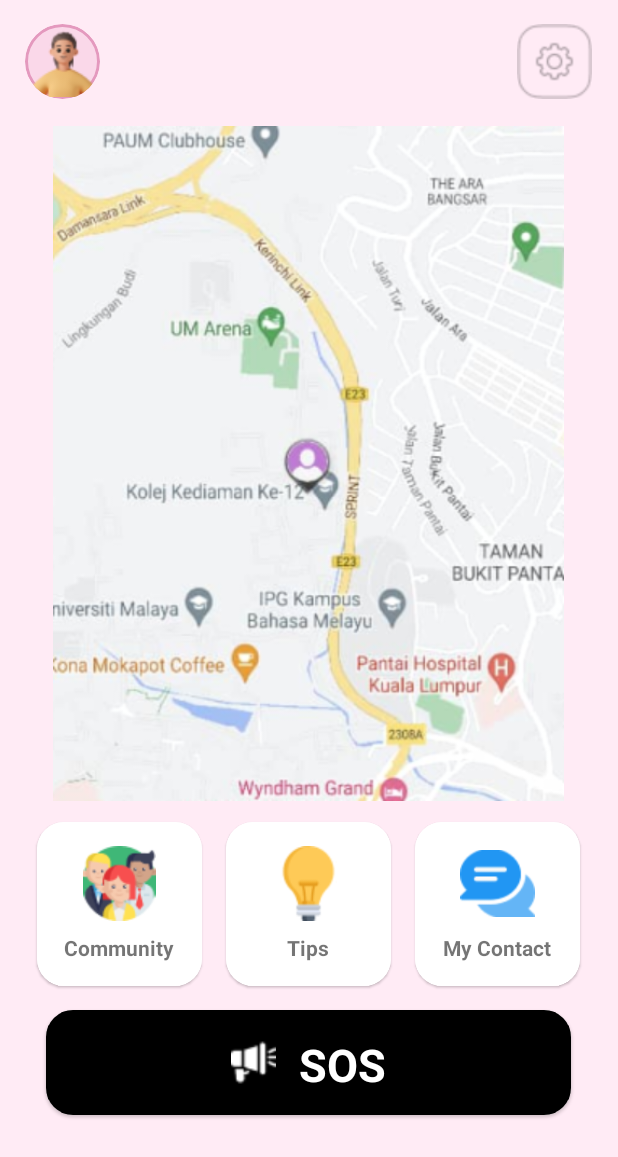
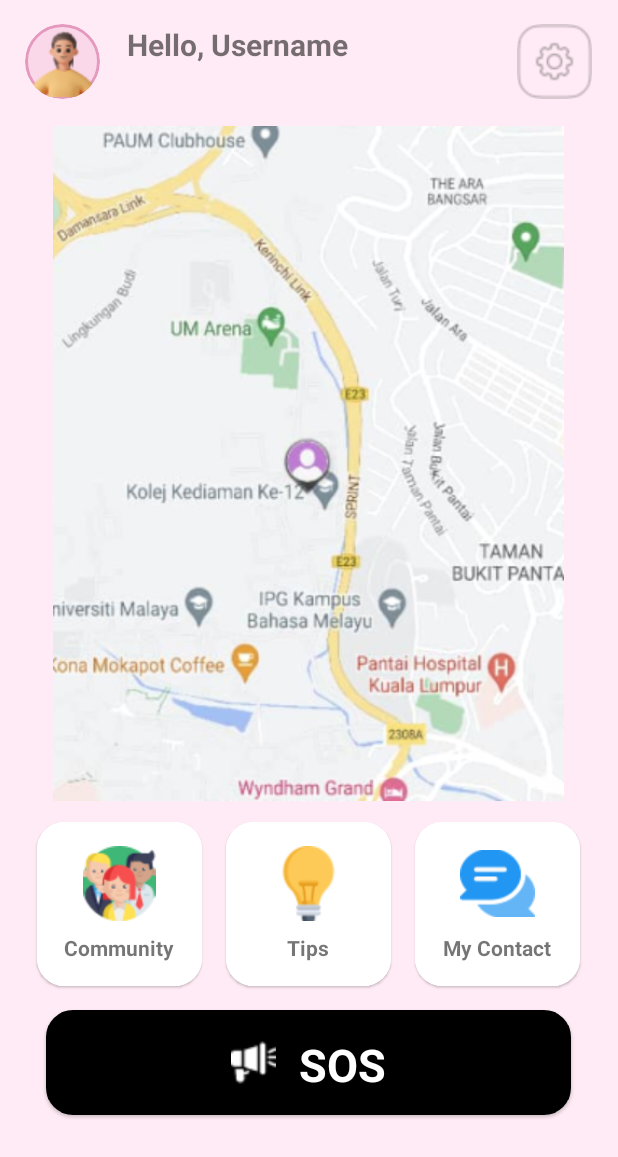
Before and after one commit to Churippo/SHE_SAFE, an Android app: the screen it shows after launch once a user with an empty profile is signed in (MainActivity), on a phone screen of 412 x 824 dp. Shown: the top 1157 px of the screen. Run offline under Robolectric (Android 15) with nearby library versions, the phone set to English and light mode, and no system bars; our stand-ins replace Firebase (no records; nobody signed in at launch, a user with empty details on screens opened directly).

Commit message:
post+name

```diff
--- a/app/src/main/AndroidManifest.xml
+++ b/app/src/main/AndroidManifest.xml
@@ -7,8 +7,6 @@
     <uses-permission android:name="android.permission.ACCESS_FINE_LOCATION" />
     <uses-permission android:name="android.permission.CALL_PHONE" />
     <uses-permission android:name="android.permission.SEND_SMS" />
-    <uses-permission android:name="android.permission.MANAGE_EXTERNAL_STORAGE"/>
-
     <application
         android:allowBackup="true"
         android:dataExtractionRules="@xml/data_extraction_rules"
--- a/app/src/main/java/com/example/she_safe/MainActivity.java
+++ b/app/src/main/java/com/example/she_safe/MainActivity.java
@@ -6,9 +6,11 @@
 import android.widget.ImageView;
 import android.widget.TextView;
 
+import androidx.annotation.NonNull;
 import androidx.appcompat.app.AppCompatActivity;
 
 import com.bumptech.glide.Glide;
+import com.google.android.gms.tasks.OnFailureListener;
 import com.google.android.gms.tasks.OnSuccessListener;
 import com.google.firebase.auth.FirebaseAuth;
 import com.google.firebase.auth.FirebaseUser;
@@ -20,6 +22,8 @@
 
     private FirebaseUser firebaseUser;
     private TextView usernameTextView;
+    private ImageView profilePictureImageView;
+    private TextView locationTextView;
 
     @Override
     protected void onCreate(Bundle savedInstanceState) {
@@ -27,16 +31,15 @@
         setContentView(R.layout.activity_main);
 
         // Initialize views
-        ImageView profilePictureImageView = findViewById(R.id.profilePictureImageView);
+        profilePictureImageView = findViewById(R.id.profilePictureImageView);
         ImageView iconMap = findViewById(R.id.iconMap);
-        TextView locationTextView = findViewById(R.id.locationTextView);
+        locationTextView = findViewById(R.id.locationTextView);
         ImageView settingImageView = findViewById(R.id.settingImageView);
         ImageView imageView1 = findViewById(R.id.imageView1);
         ImageView imageView2 = findViewById(R.id.imageView2);
         ImageView imageView3 = findViewById(R.id.imageView3);
         ImageView imageView4 = findViewById(R.id.imageView4);
         ImageView imageView7 = findViewById(R.id.imageView7);
-
 
         // Set images for the ImageViews
         iconMap.setImageResource(R.drawable.location);
@@ -47,18 +50,17 @@
         imageView4.setImageResource(R.drawable.messages);
         imageView7.setImageResource(R.drawable.sos);
 
-
+        // Initialize other variables
         usernameTextView = findViewById(R.id.usernameTextView);
         firebaseUser = FirebaseAuth.getInstance().getCurrentUser();
 
-        if (firebaseUser!=null) {
-            usernameTextView.setText(firebaseUser.getDisplayName());
-        }else{
-            usernameTextView.setText("Login Failed");
+        if (firebaseUser != null) {
+            loadUserData();
+        } else {
+            usernameTextView.setText("User not authenticated");
         }
+
         locationTextView.setText("KK12, Petaling Jaya");
-
-        loadUserProfilePicture(profilePictureImageView);
 
         profilePictureImageView.setOnClickListener(new View.OnClickListener() {
             @Override
@@ -107,22 +109,36 @@
         });
     }
 
-    private void loadUserProfilePicture(ImageView profilePictureImageView) {
+    private void loadUserData() {
+        String userId = firebaseUser.getUid();
         FirebaseFirestore db = FirebaseFirestore.getInstance();
-        DocumentReference userRef = db.collection("Users").document("nxRrSpdgwWTDuwMQI9Wx");
+        DocumentReference userRef = db.collection("Users").document(userId);
 
         userRef.get().addOnSuccessListener(new OnSuccessListener<DocumentSnapshot>() {
             @Override
             public void onSuccess(DocumentSnapshot documentSnapshot) {
                 if (documentSnapshot.exists()) {
                     // User data found
-                    String profilePictureUrl = documentSnapshot.getString("profilePictureUrl");
+                    String username = documentSnapshot.getString("username");
+                    String location = documentSnapshot.getString("location");
+
+                    // Use the retrieved data as needed
+                    usernameTextView.setText(username);
+                    locationTextView.setText(location);
 
                     // Load profile picture using Glide or your preferred method
+                    String profilePictureUrl = documentSnapshot.getString("profilePictureUrl");
                     Glide.with(MainActivity.this).load(profilePictureUrl).into(profilePictureImageView);
+                } else {
+                    // Document does not exist
+                    // Handle this case if necessary
                 }
+            }
+        }).addOnFailureListener(new OnFailureListener() {
+            @Override
+            public void onFailure(@NonNull Exception e) {
+                // Handle failures, such as no internet connection or other errors
             }
         });
     }
-
 }
--- /dev/null
+++ b/app/src/main/res/drawable/post_background.xml
@@ -0,0 +1,5 @@
+<shape xmlns:android="http://schemas.android.com/apk/res/android"
+    android:shape="rectangle">
+    <solid android:color="@android:color/black"/>
+    <corners android:radius="8dp"/>
+</shape>
--- a/app/src/main/res/layout/activity_new_post.xml
+++ b/app/src/main/res/layout/activity_new_post.xml
@@ -5,7 +5,7 @@
     android:layout_width="match_parent"
     android:layout_height="match_parent"
     android:padding="16dp"
-    tools:context=".new_post">
+    tools:context=".NewPostActivity">
 
     <TextView
         android:id="@+id/TVNewPost"
```
Also changed, not shown: app/src/main/java/com/example/she_safe/PostAdapter.java (+14 -0 lines), app/src/main/res/layout/item_post.xml (+26 -5 lines).
